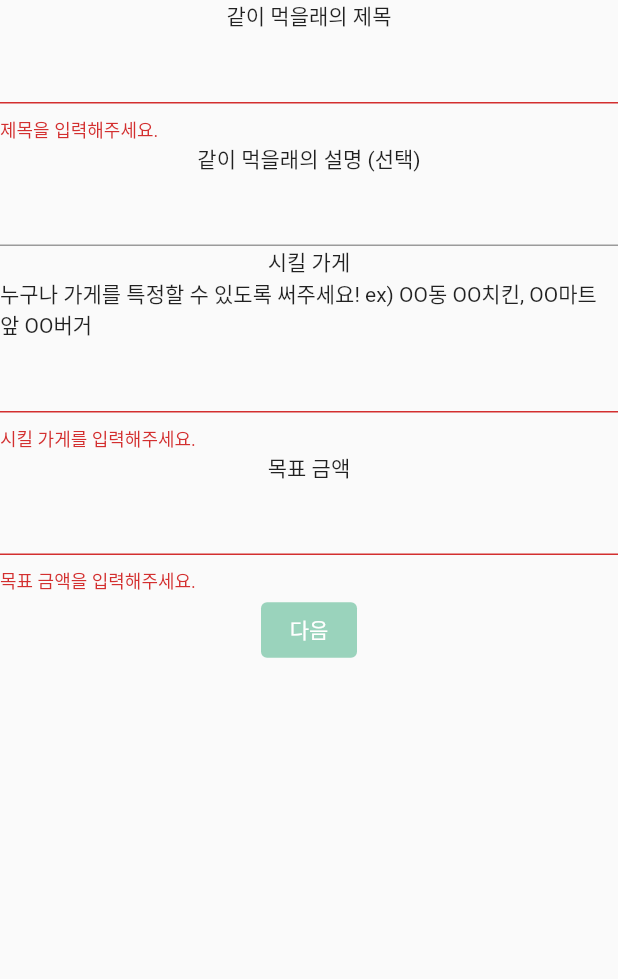
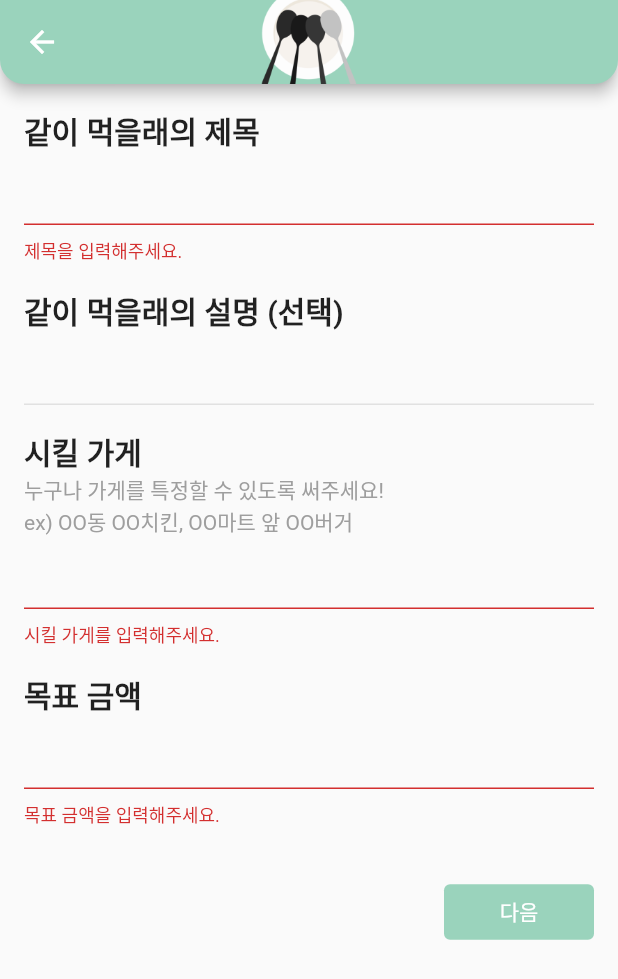
Before and after one commit to Coalery/EatTogether, a Flutter app: the CreatePartyPage screen opened by its route, after a tap on "다음", on a phone screen of 412 x 824 dp. Shown: the top 979 px of the screen. Run offline on Flutter 3.47's test engine with Material 2 defaults, Android fonts, the phone set to English and light mode, and no system bars; our stand-ins replace firebase_auth, firebase_core, geolocator, get, google_sign_in, pull_to_refresh; missing offline and left inert: naver_map_plugin; accounts and stored records are empty; network calls fail.

Commit message:
Feat: Base of Meet location selector

```diff
--- a/lib/modules/create_party/create_party.page.dart
+++ b/lib/modules/create_party/create_party.page.dart
@@ -1,5 +1,7 @@
 import 'package:eat_together/common/constant.dart';
 import 'package:eat_together/modules/create_party/create_party.controller.dart';
+import 'package:eat_together/modules/create_party/meet_location_selector.dart';
+import 'package:eat_together/modules/create_party/party_info_input.dart';
 import 'package:flutter/material.dart';
 import 'package:get/get.dart';
 
@@ -8,78 +10,26 @@ class CreatePartyPage extends GetView<CreatePartyController> {
   Widget build(BuildContext context) {
     return SafeArea(
       child: Scaffold(
+        appBar: AppBar(
+          backgroundColor: Constant.mainColor,
+          shape: RoundedRectangleBorder(
+            borderRadius: BorderRadius.only(
+              bottomLeft: Radius.circular(16.0),
+              bottomRight: Radius.circular(16.0)
+            )
+          ),
+          centerTitle: true,
+          title: Image.asset('assets/logo_transparent.png', width: 64)
+        ),
         body: PageView(
           controller: controller.pageController,
+          physics: NeverScrollableScrollPhysics(),
           children: [
-            _TextInputPage()
+            PartyInfoInput(),
+            MeetLocationSelector()
           ],
         )
       ),
     );
   }
 }
-
-class _TextInputPage extends GetView<CreatePartyController> {
-  @override
-  Widget build(BuildContext context) {
-    return Form(
-      key: controller.formKey,
-      child: Column(
-        children: [
-          Column(
-            children: [
-              Text('같이 먹을래의 제목'),
-              TextFormField(
-                controller: controller.titleController,
-                validator: (val) {
-                  if(val == null || val.isEmpty) return '제목을 입력해주세요.';
-                  return null;
-                },
-              ),
-              Text('같이 먹을래의 설명 (선택)'),
-              TextFormField(
-                controller: controller.descsriptionController,
-              ),
-              Text('시킬 가게'),
-              Text('누구나 가게를 특정할 수 있도록 써주세요! ex) OO동 OO치킨, OO마트 앞 OO버거'),
-              TextFormField(
-                controller: controller.restuarantController,
-                validator: (val) {
-                  if(val == null || val.isEmpty) return '시킬 가게를 입력해주세요.';
-                  return null;
-                },
-              ),
-              Text('목표 금액'),
-              TextFormField(
-                controller: controller.goalPriceController,
-                keyboardType: TextInputType.number,
-                decoration: InputDecoration(
-                  suffix: Text('원')
-                ),
-                validator: (val) {
-                  if(val == null || val.isEmpty) return '목표 금액을 입력해주세요.';
-
-                  int? parsedVal = int.tryParse(val);
-                  if(parsedVal == null) return '정수로 입력해주세요.';
-                  if(parsedVal < 0) return '양수를 입력해주세요.';
-
-                  return null;
-                },
-              )
-            ],
-          ),
-          TextButton(
-            style: ButtonStyle(
-              backgroundColor: MaterialStateProperty.all(Constant.mainColor)
-            ),
-            onPressed: controller.onClickNext,
-            child: Text(
-              '다음',
-              style: TextStyle(color: Colors.white),
-            )
-          )
-        ],
-      ),
-    );
-  }
-}
--- /dev/null
+++ b/lib/modules/create_party/meet_location_selector.dart
@@ -0,0 +1,157 @@
+import 'dart:async';
+
+import 'package:flutter/material.dart';
+import 'package:naver_map_plugin/naver_map_plugin.dart';
+
+class MeetLocationSelector extends StatefulWidget {
+  @override
+  _MeetLocationSelectorState createState() => _MeetLocationSelectorState();
+}
+
+class _MeetLocationSelectorState extends State<MeetLocationSelector> {
+  static const MODE_ADD = 0xF1;
+  static const MODE_REMOVE = 0xF2;
+  static const MODE_NONE = 0xF3;
+  int _currentMode = MODE_NONE;
+
+  Completer<NaverMapController> _controller = Completer();
+  List<Marker> _markers = [];
+
+  @override
+  Widget build(BuildContext context) {
+    return Column(
+      children: <Widget>[
+        _controlPanel(),
+        _naverMap(),
+      ],
+    );
+  }
+
+  _controlPanel() {
+    return Container(
+      padding: EdgeInsets.all(16),
+      child: Row(
+        crossAxisAlignment: CrossAxisAlignment.center,
+        children: <Widget>[
+          // 추가
+          Expanded(
+            child: GestureDetector(
+              onTap: () => setState(() => _currentMode = MODE_ADD),
+              child: Container(
+                decoration: BoxDecoration(
+                    color:
+                        _currentMode == MODE_ADD ? Colors.black : Colors.white,
+                    borderRadius: BorderRadius.circular(6),
+                    border: Border.all(color: Colors.black)),
+                padding: EdgeInsets.all(8),
+                margin: EdgeInsets.only(right: 8),
+                child: Text(
+                  '추가',
+                  textAlign: TextAlign.center,
+                  style: TextStyle(
+                    color:
+                        _currentMode == MODE_ADD ? Colors.white : Colors.black,
+                    fontWeight: FontWeight.w600,
+                    fontSize: 14,
+                  ),
+                ),
+              ),
+            ),
+          ),
+
+          // 삭제
+          Expanded(
+            child: GestureDetector(
+              onTap: () => setState(() => _currentMode = MODE_REMOVE),
+              child: Container(
+                decoration: BoxDecoration(
+                    color: _currentMode == MODE_REMOVE
+                        ? Colors.black
+                        : Colors.white,
+                    borderRadius: BorderRadius.circular(6),
+                    border: Border.all(color: Colors.black)),
+                padding: EdgeInsets.all(8),
+                margin: EdgeInsets.only(right: 8),
+                child: Text(
+                  '삭제',
+                  textAlign: TextAlign.center,
+                  style: TextStyle(
+                    color: _currentMode == MODE_REMOVE
+                        ? Colors.white
+                        : Colors.black,
+                    fontWeight: FontWeight.w600,
+                    fontSize: 14,
+                  ),
+                ),
+              ),
+            ),
+          ),
+
+          // none
+          GestureDetector(
+            onTap: () => setState(() => _currentMode = MODE_NONE),
+            child: Container(
+              decoration: BoxDecoration(
+                  color:
+                      _currentMode == MODE_NONE ? Colors.black : Colors.white,
+                  borderRadius: BorderRadius.circular(6),
+                  border: Border.all(color: Colors.black)),
+              padding: EdgeInsets.all(4),
+              child: Icon(
+                Icons.clear,
+                color: _currentMode == MODE_NONE ? Colors.white : Colors.black,
+              ),
+            ),
+          ),
+        ],
+      ),
+    );
+  }
+
+  _naverMap() {
+    return Expanded(
+      child: Stack(
+        children: <Widget>[
+          NaverMap(
+            onMapCreated: _onMapCreated,
+            onMapTap: _onMapTap,
+            markers: _markers,
+            initLocationTrackingMode: LocationTrackingMode.Follow,
+          ),
+        ],
+      ),
+    );
+  }
+
+  // ================== method ==========================
+
+  void _onMapCreated(NaverMapController controller) {
+    _controller.complete(controller);
+  }
+
+  void _onMapTap(LatLng latLng) {
+    if (_currentMode == MODE_ADD) {
+      _markers.add(Marker(
+        markerId: DateTime.now().toIso8601String(),
+        position: latLng,
+        infoWindow: '테스트',
+        onMarkerTab: _onMarkerTap,
+      ));
+      setState(() {});
+    }
+  }
+
+  void _onMarkerTap(Marker? marker, Map<String, int?> iconSize) {
+    if(marker == null) return;
+
+    int pos = _markers.indexWhere((m) => m.markerId == marker.markerId);
+    setState(() {
+      _markers[pos].captionText = '선택됨';
+    });
+    if (_currentMode == MODE_REMOVE) {
+      setState(() {
+        _markers.removeWhere((m) => m.markerId == marker.markerId);
+      });
+    }
+  }
+}
--- /dev/null
+++ b/lib/modules/create_party/party_info_input.dart
@@ -0,0 +1,128 @@
+import 'package:eat_together/common/constant.dart';
+import 'package:eat_together/modules/create_party/create_party.controller.dart';
+import 'package:flutter/material.dart';
+import 'package:get/get.dart';
+
+class PartyInfoInput extends GetView<CreatePartyController> {
+  @override
+  Widget build(BuildContext context) {
+    return SingleChildScrollView(
+      padding: EdgeInsets.all(16.0),
+      child: Form(
+        key: controller.formKey,
+        child: Column(
+          crossAxisAlignment: CrossAxisAlignment.end,
+          children: [
+            Column(
+              crossAxisAlignment: CrossAxisAlignment.start,
+              children: [
+                _InputUnit(
+                  controller: controller.titleController,
+                  title: '같이 먹을래의 제목',
+                  validator: (val) {
+                    if(val == null || val.isEmpty) return '제목을 입력해주세요.';
+                    return null;
+                  },
+                ),
+                SizedBox(height: 16.0),
+                _InputUnit(
+                  controller: controller.descsriptionController,
+                  title: '같이 먹을래의 설명 (선택)',
+                  validator: (val) => null
+                ),
+                SizedBox(height: 16.0),
+                _InputUnit(
+                  controller: controller.restuarantController,
+                  title: '시킬 가게',
+                  subTitle: '누구나 가게를 특정할 수 있도록 써주세요!\nex) OO동 OO치킨, OO마트 앞 OO버거',
+                  validator: (val) {
+                    if(val == null || val.isEmpty) return '시킬 가게를 입력해주세요.';
+                    return null;
+                  },
+                ),
+                SizedBox(height: 16.0),
+                _InputUnit(
+                  controller: controller.goalPriceController,
+                  inputType: TextInputType.number,
+                  title: '목표 금액',
+                  validator: (val) {
+                    if(val == null || val.isEmpty) return '목표 금액을 입력해주세요.';
+
+                    int? parsedVal = int.tryParse(val);
+                    if(parsedVal == null) return '정수로 입력해주세요.';
+                    if(parsedVal < 0) return '양수를 입력해주세요.';
+
+                    return null;
+                  },
+                ),
+              ],
+            ),
+            SizedBox(height: 32),
+            SizedBox(
+              width: 100,
+              child: TextButton(
+                style: ButtonStyle(
+                  backgroundColor: MaterialStateProperty.all(Constant.mainColor)
+                ),
+                onPressed: controller.onClickNext,
+                child: Text(
+                  '다음',
+                  style: TextStyle(color: Colors.white),
+                )
+              ),
+            )
+          ],
+        ),
+      )
+    );
+  }
+}
+
+class _InputUnit extends StatelessWidget {
+  final String title;
+  final String? subTitle;
+  final String? Function(String?) validator;
+  final TextEditingController controller;
+  final TextInputType inputType;
+
+  _InputUnit({
+    required this.title,
+    this.subTitle,
+    required this.validator,
+    required this.controller,
+    this.inputType = TextInputType.text
+  });
+
+  @override
+  Widget build(BuildContext context) {
+    return Column(
+      crossAxisAlignment: CrossAxisAlignment.start,
+      children: [
+        Text(
+          title,
+          style: TextStyle(fontSize: 20, fontWeight: FontWeight.bold),
+        ),
+        if(subTitle != null) ... {
+          Text(
+            subTitle!,
+            style: TextStyle(color: Colors.grey),
+          )
+        },
+        TextFormField(
+          controller: controller,
+          validator: validator,
+          keyboardType: inputType,
+          decoration: InputDecoration(
+            focusedBorder: UnderlineInputBorder(
+              borderSide: BorderSide(color: Constant.mainColor)
+            ),
+            enabledBorder: UnderlineInputBorder(
+              borderSide: BorderSide(color: Colors.black.withOpacity(0.1))
+            ),
+          ),
+          cursorColor: Constant.mainColor,
+        )
+      ]
+    );
+  }
+}
--- a/lib/modules/home/home.page.dart
+++ b/lib/modules/home/home.page.dart
@@ -29,9 +29,10 @@ class HomePage extends GetView<HomeController> {
             ? Loading(title: '주변 500m 안에 있는 "같이 먹을래?"를 찾고 있습니다!')
             : _DataListView()
         ),
-        floatingActionButton: IconButton(
-          icon: Icon(Icons.create),
+        floatingActionButton: FloatingActionButton(
+          child: Icon(Icons.create),
           onPressed: () => Get.toNamed(Routes.createParty),
+          backgroundColor: Constant.mainColor,
         ),
       ),
     );
--- a/pubspec.yaml
+++ b/pubspec.yaml
@@ -20,6 +20,8 @@ dependencies:
   geolocator: ^7.7.1
   pull_to_refresh: ^2.0.0
   intl: ^0.17.0
+  naver_map_plugin:
+    git: https://github.com/LBSTECH/naver_map_plugin.git
 
 dev_dependencies:
   flutter_test:
```
Also changed, not shown: pubspec.lock, 3 other files.
